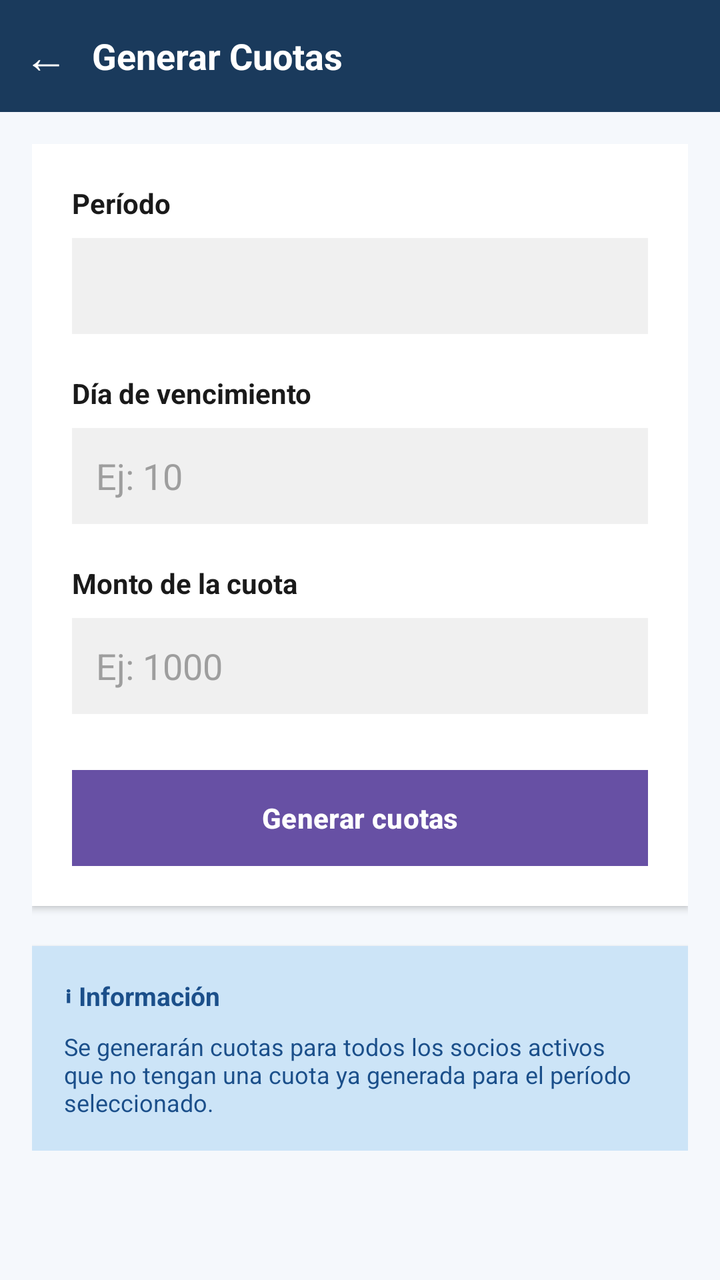
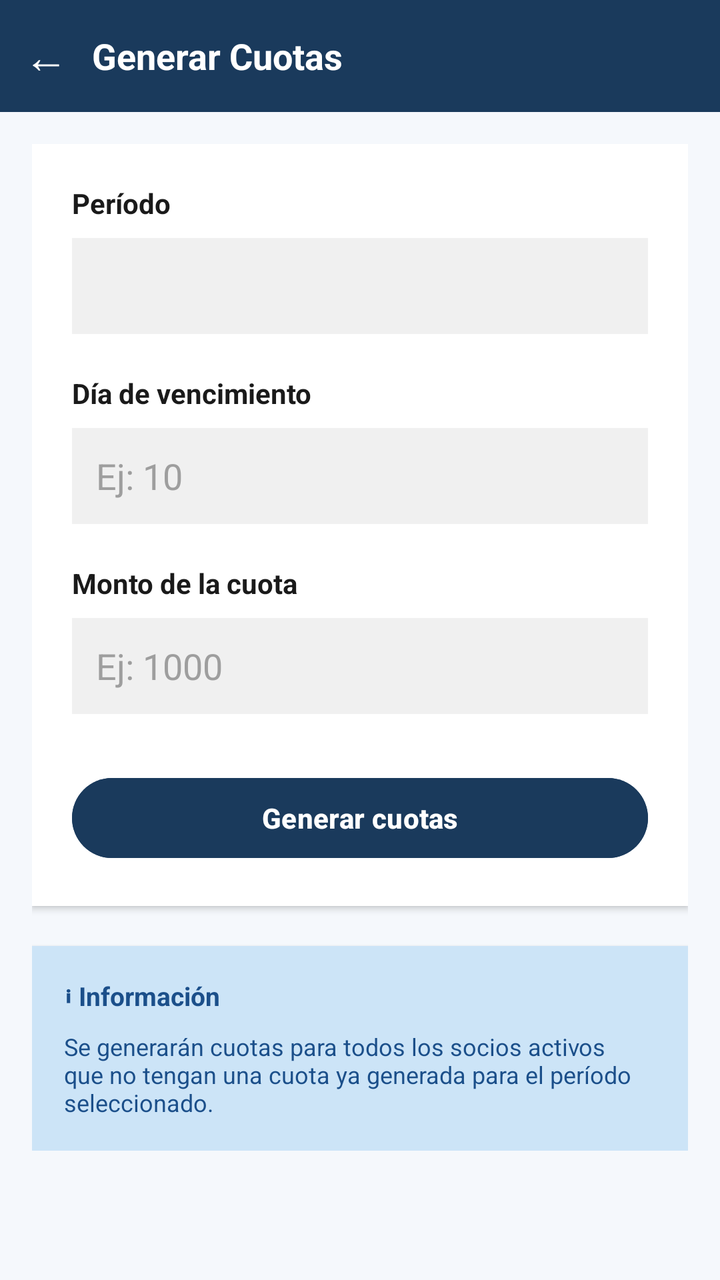

Screens rendered from an Android XML layout before and after an edit, with the pre-edit source and the edit as a unified diff.
<!-- AndroidManifest.xml: application theme Theme.ClubDeportivo -->
<!-- res/layout/activity_generar_cuotas.xml -->
<?xml version="1.0" encoding="utf-8"?>
<LinearLayout
    xmlns:android="http://schemas.android.com/apk/res/android"
    xmlns:app="http://schemas.android.com/apk/res-auto"
    android:layout_width="match_parent"
    android:layout_height="match_parent"
    android:orientation="vertical"
    android:background="@color/colorBackground">

    
    <LinearLayout
        android:layout_width="match_parent"
        android:layout_height="56dp"
        android:background="@color/colorPrimaryDark"
        android:orientation="horizontal"
        android:gravity="center_vertical"
        android:paddingStart="12dp"
        android:paddingEnd="12dp">

        <TextView
            android:id="@+id/btnVolver"
            android:layout_width="wrap_content"
            android:layout_height="wrap_content"
            android:text="←"
            android:textSize="22sp"
            android:textColor="@color/white"
            android:layout_marginEnd="12dp"
            android:clickable="true"
            android:focusable="true"/>

        <TextView
            android:layout_width="wrap_content"
            android:layout_height="wrap_content"
            android:text="@string/generar_cuotas"
            android:textColor="@color/white"
            android:textSize="18sp"
            android:textStyle="bold"/>
    </LinearLayout>

    
    <ScrollView
        android:layout_width="match_parent"
        android:layout_height="match_parent">

        <LinearLayout
            android:layout_width="match_parent"
            android:layout_height="wrap_content"
            android:orientation="vertical"
            android:padding="16dp">

            
            <LinearLayout
                android:layout_width="match_parent"
                android:layout_height="wrap_content"
                android:orientation="vertical"
                android:background="@color/white"
                android:padding="20dp"
                android:elevation="2dp"
                android:layout_marginBottom="20dp">

                
                <TextView
                    android:layout_width="wrap_content"
                    android:layout_height="wrap_content"
                    android:text="Período"
                    android:textSize="14sp"
                    android:textStyle="bold"
                    android:textColor="@color/colorTextPrimary"
                    android:layout_marginBottom="8dp" />

                <Spinner
                    android:id="@+id/spinnerPeriodo"
                    android:layout_width="match_parent"
                    android:layout_height="48dp"
                    android:background="@color/colorBackgroundGray"
                    android:layout_marginBottom="20dp" />

                
                <TextView
                    android:layout_width="wrap_content"
                    android:layout_height="wrap_content"
                    android:text="Día de vencimiento"
                    android:textSize="14sp"
                    android:textStyle="bold"
                    android:textColor="@color/colorTextPrimary"
                    android:layout_marginBottom="8dp" />

                <EditText
                    android:id="@+id/etDiaVencimiento"
                    android:layout_width="match_parent"
                    android:layout_height="48dp"
                    android:hint="Ej: 10"
                    android:inputType="number"
                    android:padding="12dp"
                    android:background="@color/colorBackgroundGray"
                    android:textColorHint="@color/colorTextHint"
                    android:textColor="@color/colorTextPrimary"
                    android:layout_marginBottom="20dp" />

                
                <TextView
                    android:layout_width="wrap_content"
                    android:layout_height="wrap_content"
                    android:text="Monto de la cuota"
                    android:textSize="14sp"
                    android:textStyle="bold"
                    android:textColor="@color/colorTextPrimary"
                    android:layout_marginBottom="8dp" />

                <EditText
                    android:id="@+id/etMonto"
                    android:layout_width="match_parent"
                    android:layout_height="48dp"
                    android:hint="Ej: 1000"
                    android:inputType="numberDecimal"
                    android:padding="12dp"
                    android:background="@color/colorBackgroundGray"
                    android:textColorHint="@color/colorTextHint"
                    android:textColor="@color/colorTextPrimary"
                    android:layout_marginBottom="20dp" />

                
                <Button
                    android:id="@+id/btnGenerar"
                    android:layout_width="match_parent"
                    android:layout_height="48dp"
                    android:text="Generar cuotas"
                    android:textSize="14sp"
                    android:textStyle="bold"
                    android:textColor="@color/white"
                    android:background="@color/colorPrimary"
                    android:layout_marginTop="8dp" />

            </LinearLayout>

            
            <LinearLayout
                android:layout_width="match_parent"
                android:layout_height="wrap_content"
                android:orientation="vertical"
                android:background="@color/colorPrimaryLight"
                android:padding="16dp"
                android:elevation="2dp">

                <TextView
                    android:layout_width="wrap_content"
                    android:layout_height="wrap_content"
                    android:text="ℹ Información"
                    android:textSize="13sp"
                    android:textStyle="bold"
                    android:textColor="@color/colorPrimary"
                    android:layout_marginBottom="8dp" />

                <TextView
                    android:layout_width="wrap_content"
                    android:layout_height="wrap_content"
                    android:text="Se generarán cuotas para todos los socios activos que no tengan una cuota ya generada para el período seleccionado."
                    android:textSize="12sp"
                    android:textColor="@color/colorPrimary" />

            </LinearLayout>

        </LinearLayout>

    </ScrollView>

</LinearLayout>
<!-- resources referenced by this layout -->
<resources>
  <color name="colorBackground">#F5F8FC</color>
  <color name="colorBackgroundGray">#F0F0F0</color>
  <color name="colorPrimary">#1B4F8A</color>
  <color name="colorPrimaryDark">#1A3A5C</color>
  <color name="colorPrimaryLight">#CCE4F7</color>
  <color name="colorTextHint">#9E9E9E</color>
  <color name="colorTextPrimary">#1A1A1A</color>
  <color name="white">#FFFFFFFF</color>
  <string name="generar_cuotas">Generar Cuotas</string>
  <style name="Theme.ClubDeportivo" parent="Base.Theme.ClubDeportivo" />
  <style name="Base.Theme.ClubDeportivo" parent="Theme.Material3.DayNight.NoActionBar">
          
          
      </style>
</resources>

<!-- the commit's change to res/layout/activity_generar_cuotas.xml (unified diff, before → after) -->
@@ -128,7 +128,7 @@
                     android:textSize="14sp"
                     android:textStyle="bold"
                     android:textColor="@color/white"
-                    android:background="@color/colorPrimary"
+                    android:backgroundTint="@color/colorPrimaryDark"
                     android:layout_marginTop="8dp" />
 
             </LinearLayout>
